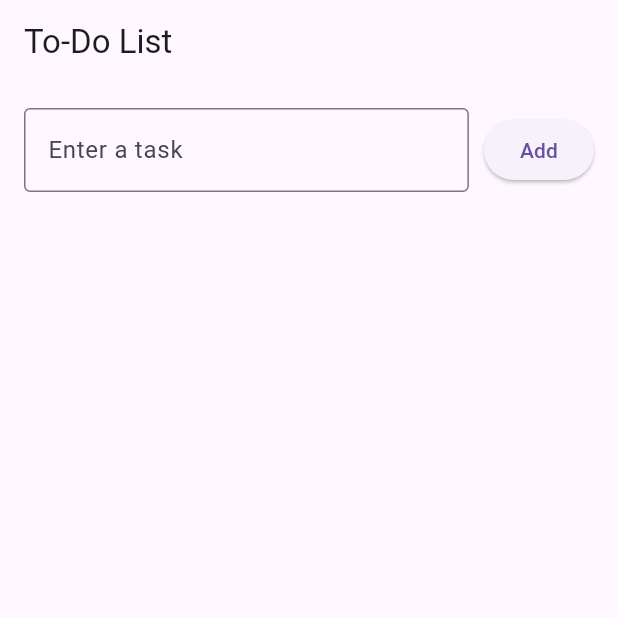
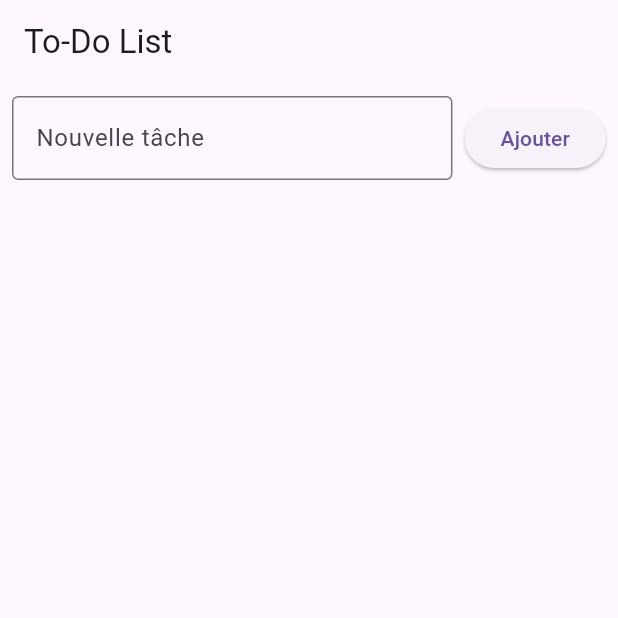
Before and after one commit to serine2511/to-do-list-, a Flutter app: the screen it shows after launch, on a phone screen of 412 x 824 dp, the top half of it. Run offline on Flutter 3.47's test engine with Material 3 defaults, Android fonts, the phone set to English and light mode, and no system bars.

Commit message:
Update main.dart

```diff
--- a/lib/main.dart
+++ b/lib/main.dart
@@ -1,49 +1,72 @@
 import 'package:flutter/material.dart';
 
 void main() {
-  runApp(ToDoApp());
+  runApp(MyApp());
 }
 
-class ToDoApp extends StatelessWidget {
+class MyApp extends StatelessWidget {
   @override
   Widget build(BuildContext context) {
     return MaterialApp(
-      title: 'To-Do List',
+      title: 'To-Do List App',
       theme: ThemeData(
         primarySwatch: Colors.blue,
       ),
-      home: ToDoListScreen(),
+      home: TodoList(),
     );
   }
 }
 
-class ToDoListScreen extends StatefulWidget {
+class TodoList extends StatefulWidget {
   @override
-  _ToDoListScreenState createState() => _ToDoListScreenState();
+  _TodoListState createState() => _TodoListState();
 }
 
-class _ToDoListScreenState extends State<ToDoListScreen> {
-  // List to hold tasks
+class _TodoListState extends State<TodoList> {
   List<String> tasks = [];
-
-  // Controller for the TextField
   TextEditingController taskController = TextEditingController();
 
-  // Function to add a task
   void addTask() {
-    if (taskController.text.isNotEmpty) {
+    String task = taskController.text.trim();
+    if (task.isEmpty) {
+      ScaffoldMessenger.of(context).showSnackBar(
+        SnackBar(content: Text('Veuillez entrer une tâche valide')),
+      );
+      return;
+    }
     setState(() {
-        tasks.add(taskController.text);
-        taskController.clear(); // Clear the input field
+      tasks.add(task);
+      taskController.clear();
     });
   }
-  }
 
-  // Function to delete a task
   void deleteTask(int index) {
+    showDialog(
+      context: context,
+      builder: (BuildContext context) {
+        return AlertDialog(
+          title: Text('Confirmer la suppression'),
+          content: Text('Êtes-vous sûr de vouloir supprimer cette tâche ?'),
+          actions: <Widget>[
+            TextButton(
+              child: Text('Annuler'),
+              onPressed: () {
+                Navigator.of(context).pop();
+              },
+            ),
+            TextButton(
+              child: Text('Supprimer'),
+              onPressed: () {
                 setState(() {
                   tasks.removeAt(index);
                 });
+                Navigator.of(context).pop();
+              },
+            ),
+          ],
+        );
+      },
+    );
   }
 
   @override
@@ -54,38 +77,39 @@ class _ToDoListScreenState extends State<ToDoListScreen> {
       ),
       body: Column(
         children: [
-          // Input section
           Padding(
-            padding: const EdgeInsets.all(16.0),
+            padding: const EdgeInsets.all(8.0),
             child: Row(
               children: [
                 Expanded(
                   child: TextField(
                     controller: taskController,
                     decoration: InputDecoration(
-                      hintText: 'Enter a task',
+                      labelText: 'Nouvelle tâche',
                       border: OutlineInputBorder(),
                     ),
                   ),
                 ),
-                SizedBox(width: 10),
+                SizedBox(width: 8),
                 ElevatedButton(
                   onPressed: addTask,
-                  child: Text('Add'),
+                  child: Text('Ajouter'),
                 ),
               ],
             ),
           ),
-          // Task list section
           Expanded(
             child: ListView.builder(
               itemCount: tasks.length,
               itemBuilder: (context, index) {
-                return ListTile(
+                return Card(
+                  margin: EdgeInsets.symmetric(vertical: 4, horizontal: 8),
+                  child: ListTile(
                     title: Text(tasks[index]),
                     trailing: IconButton(
                       icon: Icon(Icons.delete, color: Colors.red),
                       onPressed: () => deleteTask(index),
+                    ),
                   ),
                 );
               },
```
Lines whose indentation alone changed are shown as unchanged.
